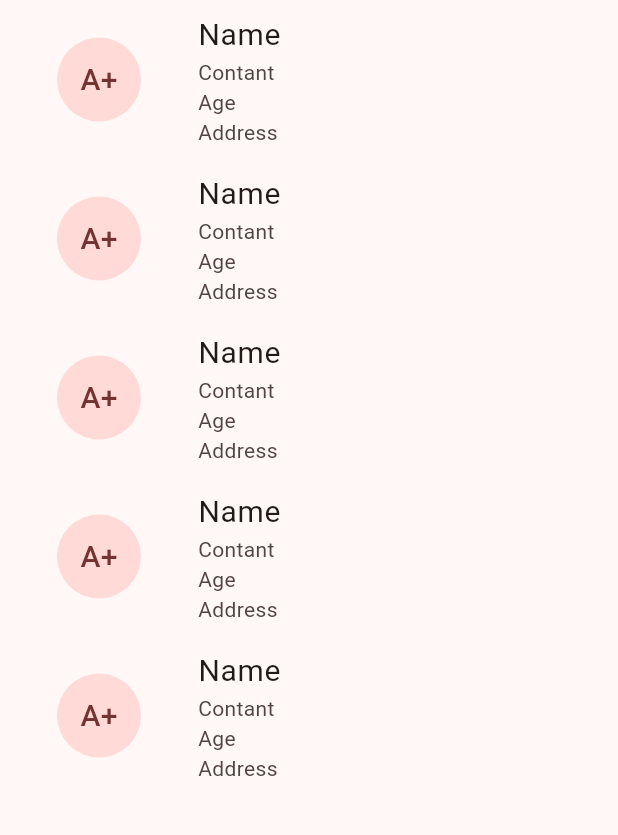
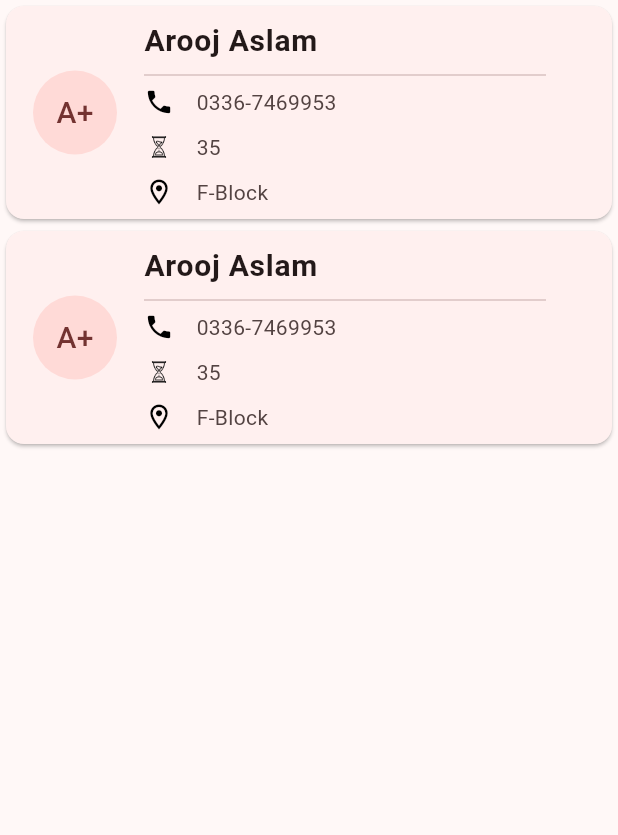
Before and after one commit to AroojAslam/blood_donation_app, a Flutter app: the screen it shows after launch, after a tap on "A+", on a phone screen of 412 x 824 dp, the part 84-919 px from its top. Run offline on Flutter 3.47's test engine with Material 2 defaults, Android fonts, the phone set to English and light mode, and no system bars.

Commit message:
complete pages

```diff
--- a/lib/UI/Pages/blood_type.dart
+++ b/lib/UI/Pages/blood_type.dart
@@ -15,10 +15,10 @@ class BloodTyps extends StatefulWidget {
 class _BloodTypsState extends State<BloodTyps> {
   @override
   Widget build(BuildContext context) {
-    return SafeArea(child: Scaffold(
+    return Scaffold(
       appBar: AppBar(
         backgroundColor: darkRed(),
-        title: Text('Need Blood',style: TextStyle(color: Colors.white),),
+        title: Text('Blood Type',style: TextStyle(color: Colors.white),),
         leading: IconButton(
           icon: Icon(Icons.arrow_back,color: Colors.white),
           onPressed: (){
@@ -26,7 +26,8 @@ class _BloodTypsState extends State<BloodTyps> {
           },
         ),
       ),
-      body: Center(
+      body: SafeArea(
+        child: Center(
           child: Column(
 
             children: [
@@ -113,6 +114,7 @@ class _BloodTypsState extends State<BloodTyps> {
             ],
           ),
         ),
-    ));
+      ),
+    );
   }
 }
--- a/lib/UI/Pages/chose_type.dart
+++ b/lib/UI/Pages/chose_type.dart
@@ -18,15 +18,15 @@ class ChoosePage extends StatefulWidget {
 class _ChoosePageState extends State<ChoosePage> {
   @override
   Widget build(BuildContext context) {
-    return SafeArea(
-      child: Scaffold(
+    return Scaffold(
         appBar: AppBar(
           automaticallyImplyLeading: false,
           backgroundColor: darkRed(),
           title: Text('Blood Donation',style: TextStyle(color: Colors.white)),
         ),
         backgroundColor: Colors.grey.shade50,
-        body: Center(
+        body: SafeArea(
+          child: Center(
               child: Column(
                mainAxisAlignment: MainAxisAlignment.center,
                 children: [
@@ -52,8 +52,8 @@ class _ChoosePageState extends State<ChoosePage> {
 
                 ],
               ),
+            ),
         )
-      ),
-    );
+      )  ;
   }
 }
--- a/lib/UI/Pages/need_blood.dart
+++ b/lib/UI/Pages/need_blood.dart
@@ -13,8 +13,7 @@ class NeedBlood extends StatefulWidget {
 class _NeedBloodState extends State<NeedBlood> {
   @override
   Widget build(BuildContext context) {
-    return SafeArea(child:
-    Scaffold(
+    return Scaffold(
       appBar: AppBar(
         backgroundColor: darkRed(),
         title: Text('Need Blood',style: TextStyle(color: Colors.white),),
@@ -25,27 +24,60 @@ class _NeedBloodState extends State<NeedBlood> {
           },
         ),
       ),
-      body: ListView.builder(
-        itemCount: 5,
+      body: SafeArea(
+        child: ListView.builder(
+          itemCount: 2,
           itemBuilder: (context, index) {
-        return ListTile(
+          return Card(
+
+            child: ListTile(
 
               leading:CircleAvatar(
-            radius: 50,
+                radius: 30,
                 child: Text('A+',style: TextStyle(fontSize: 20,),),
               ) ,
-          title:Text('Name',style: TextStyle(fontSize: 20)) ,
+              title:Text('Arooj Aslam',style: TextStyle(fontSize: 20,fontWeight: FontWeight.w700)) ,
               subtitle: Column(
                 crossAxisAlignment: CrossAxisAlignment.start,
                 children: [
-              Text('Contant'),
-              Text('Age'),
-              Text('Address'),
+                  Divider(endIndent: 20),
+                  Row(
+                    children: [
+                      Icon(Icons.phone, size: 20,color: Colors.black),
+                      SizedBox(width: 15,),
+                      Text('0336-7469953'),
+
+                    ],
+                  ),
+                  SizedBox(height: 10,),
+                  Row(
+                    children: [
+                  Image(
+                    height: 15,
+                       width: 20,
+                      image: AssetImage('assets/images/age.png')),
+                      SizedBox(width: 15,),
+                      Text('35'),
+
+                    ],
+                  ),
+                 SizedBox(height: 10,),
+              Row(
+                children: [
+                  Icon(Icons.location_on_outlined,
+                  size: 20,color: Colors.black,),
+                  SizedBox(width: 15,),
+                  Text('F-Block'),
+
+                ],
+              ),
                 ],
               ),
 
+            ),
           );
         },),
-    ));
+      ),
+    );
   }
 }
```
Also changed, not shown: assets/images/age.png (added). Lines whose indentation alone changed are shown as unchanged.
